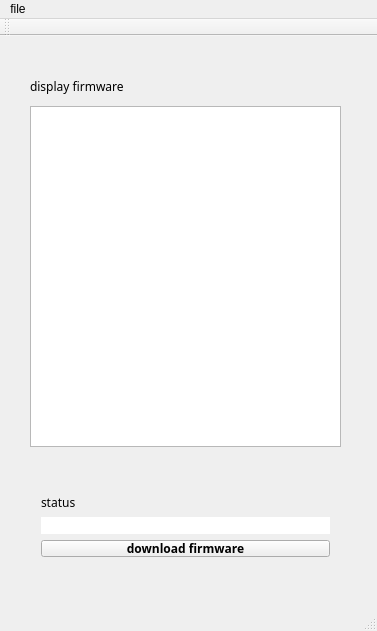
Lordyphon2021/LordyLink-online-firmware-updater, file LordyLink.ui: the form before one commit.
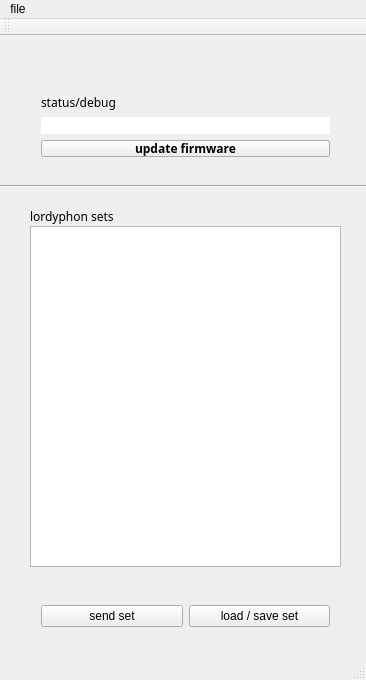
The form after the commit.

The edit to the form file:
```diff
--- a/LordyLink.ui
+++ b/LordyLink.ui
@@ -6,8 +6,8 @@
    <rect>
     <x>0</x>
     <y>0</y>
-    <width>377</width>
-    <height>631</height>
+    <width>366</width>
+    <height>680</height>
    </rect>
   </property>
   <property name="windowTitle">
@@ -27,7 +27,7 @@
     <property name="geometry">
      <rect>
       <x>30</x>
-      <y>430</y>
+      <y>30</y>
       <width>311</width>
       <height>102</height>
      </rect>
@@ -68,7 +68,7 @@
         <number>0</number>
        </property>
        <property name="text">
-        <string>status</string>
+        <string>status/debug</string>
        </property>
       </widget>
      </item>
@@ -110,44 +110,17 @@
         </font>
        </property>
        <property name="text">
-        <string>download firmware</string>
+        <string>update firmware</string>
        </property>
       </widget>
      </item>
     </layout>
    </widget>
-   <widget class="QTextEdit" name="textEdit">
-    <property name="geometry">
-     <rect>
-      <x>30</x>
-      <y>70</y>
-      <width>311</width>
-      <height>341</height>
-     </rect>
-    </property>
-    <property name="font">
-     <font>
-      <family>Lucida Sans Typewriter</family>
-      <pointsize>7</pointsize>
-      <weight>50</weight>
-      <bold>false</bold>
-     </font>
-    </property>
-    <property name="frameShape">
-     <enum>QFrame::StyledPanel</enum>
-    </property>
-    <property name="lineWidth">
-     <number>0</number>
-    </property>
-    <property name="midLineWidth">
-     <number>0</number>
-    </property>
-   </widget>
    <widget class="QLabel" name="label">
     <property name="geometry">
      <rect>
       <x>30</x>
-      <y>40</y>
+      <y>170</y>
       <width>311</width>
       <height>21</height>
      </rect>
@@ -160,7 +133,56 @@
      </font>
     </property>
     <property name="text">
-     <string>display firmware</string>
+     <string>lordyphon sets</string>
+    </property>
+   </widget>
+   <widget class="QWidget" name="horizontalLayoutWidget">
+    <property name="geometry">
+     <rect>
+      <x>30</x>
+      <y>540</y>
+      <width>311</width>
+      <height>80</height>
+     </rect>
+    </property>
+    <layout class="QHBoxLayout" name="horizontalLayout">
+     <item>
+      <widget class="QPushButton" name="pushButton_2">
+       <property name="text">
+        <string>send set</string>
+       </property>
+      </widget>
+     </item>
+     <item>
+      <widget class="QPushButton" name="pushButton">
+       <property name="text">
+        <string>load / save set</string>
+       </property>
+      </widget>
+     </item>
+    </layout>
+   </widget>
+   <widget class="QTableView" name="tableView">
+    <property name="geometry">
+     <rect>
+      <x>30</x>
+      <y>190</y>
+      <width>311</width>
+      <height>341</height>
+     </rect>
+    </property>
+   </widget>
+   <widget class="Line" name="line">
+    <property name="geometry">
+     <rect>
+      <x>-10</x>
+      <y>140</y>
+      <width>381</width>
+      <height>20</height>
+     </rect>
+    </property>
+    <property name="orientation">
+     <enum>Qt::Horizontal</enum>
     </property>
    </widget>
   </widget>
@@ -169,7 +191,7 @@
     <rect>
      <x>0</x>
      <y>0</y>
-     <width>377</width>
+     <width>366</width>
      <height>21</height>
     </rect>
    </property>
```
